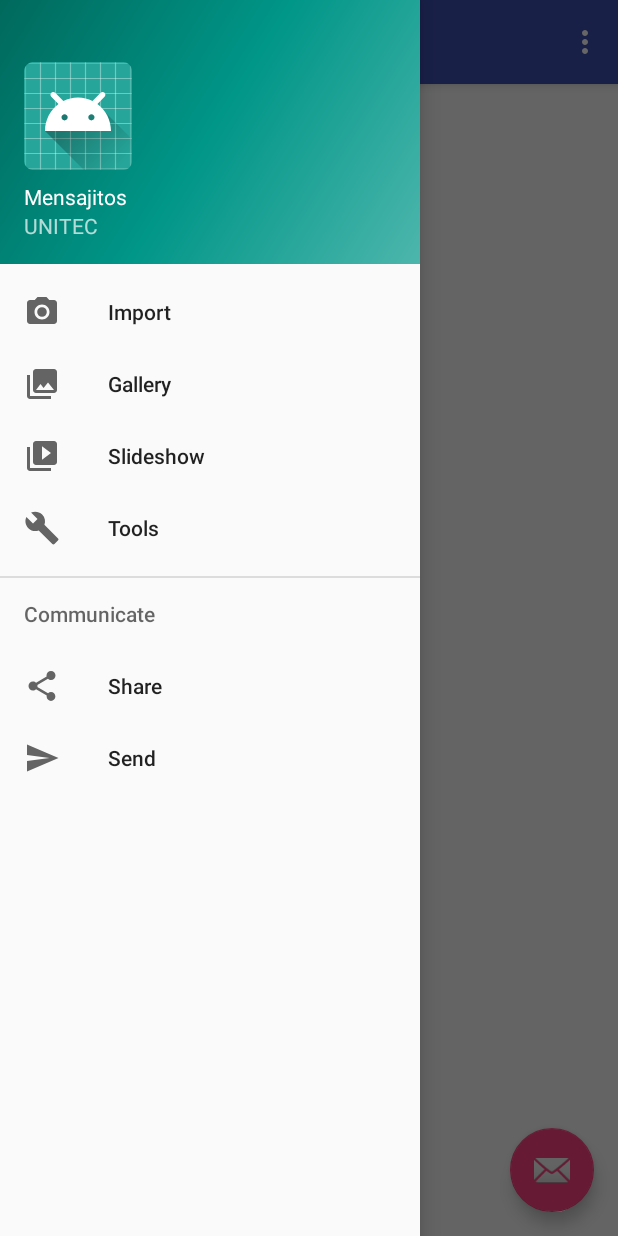
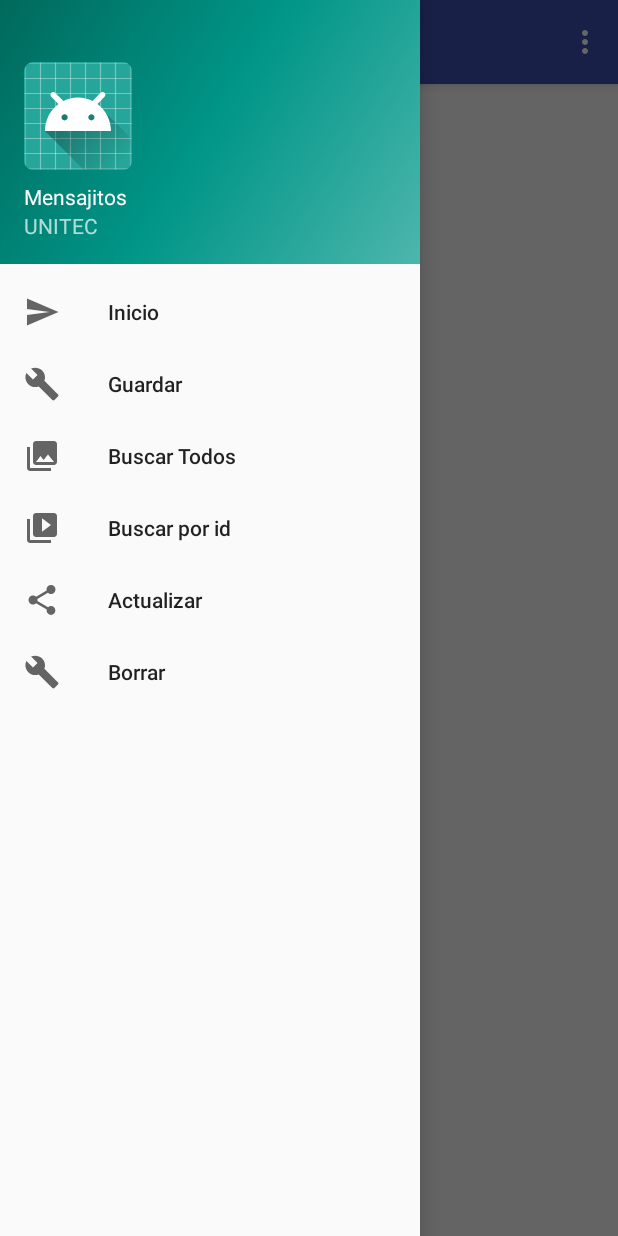
Before and after one commit to mabetoca/AndroidMensajitos-1, an Android app: the MenuActivity screen opened directly, with no data from a screen before it, with the side drawer open, on a phone screen of 412 x 824 dp. Run offline under Robolectric (Android 15) with nearby library versions, the phone set to English and light mode, and no system bars.

Commit message:
Android Mensajitos

```diff
--- a/app/build.gradle
+++ b/app/build.gradle
@@ -20,6 +20,14 @@ android {
             proguardFiles getDefaultProguardFile('proguard-android.txt'), 'proguard-rules.pro'
         }
     }
+
+    packagingOptions {
+        exclude 'META-INF/ASL2.0'
+        exclude 'META-INF/LICENSE'
+        exclude 'META-INF/license.txt'
+        exclude 'META-INF/NOTICE'
+        exclude 'META-INF/notice.txt'
+    }
 }
 
 dependencies {
@@ -27,6 +35,10 @@ dependencies {
     implementation "org.jetbrains.kotlin:kotlin-stdlib-jre7:$kotlin_version"
     implementation 'com.android.support:appcompat-v7:27.1.1'
     implementation 'com.android.support.constraint:constraint-layout:1.1.2'
+
+    implementation 'org.springframework.android:spring-android-rest-template:2.0.0.M3'
+    implementation 'com.fasterxml.jackson.core:jackson-databind:2.3.2'
+
     implementation 'com.android.support:support-v4:27.1.1'
     implementation 'com.android.support:design:27.1.1'
     testImplementation 'junit:junit:4.12'
--- a/app/src/main/java/org/unitec/androidmensajitos/MenuActivity.kt
+++ b/app/src/main/java/org/unitec/androidmensajitos/MenuActivity.kt
@@ -64,30 +64,30 @@ class MenuActivity : AppCompatActivity(), NavigationView.OnNavigationItemSelecte
     override fun onNavigationItemSelected(item: MenuItem): Boolean {
         // Handle navigation view item clicks here.
         when (item.itemId) {
-            R.id.nav_camera -> {
+            R.id.nav_principal -> {
 
                 ocultarTodo()
                 val principal = findViewById(R.id.contenido_principal) as ConstraintLayout
                 principal.visibility = View.VISIBLE
 
             }
-            R.id.nav_gallery -> {
+            R.id.nav_guardar -> {
 
                 ocultarTodo()
                 val principal = findViewById(R.id.guardar_mensaje) as ConstraintLayout
                 principal.visibility = View.VISIBLE
 
             }
-            R.id.nav_slideshow -> {
+            R.id.nav_buscartodos -> {
 
             }
-            R.id.nav_manage -> {
+            R.id.nav_buscarporid -> {
 
             }
-            R.id.nav_share -> {
+            R.id.nav_actualizar -> {
 
             }
-            R.id.nav_send -> {
+            R.id.nav_borrar -> {
 
             }
         }
--- a/app/src/main/res/layout/app_bar_menu.xml
+++ b/app/src/main/res/layout/app_bar_menu.xml
@@ -22,12 +22,6 @@
 
     <include layout="@layout/contenido_principal" />
    <include layout="@layout/guardar_mensaje"/>
-    <android.support.design.widget.FloatingActionButton
-        android:id="@+id/fab"
-        android:layout_width="wrap_content"
-        android:layout_height="wrap_content"
-        android:layout_gravity="bottom|end"
-        android:layout_margin="@dimen/fab_margin"
-        app:srcCompat="@android:drawable/ic_dialog_email" />
+
 
 </android.support.design.widget.CoordinatorLayout>
--- a/app/src/main/res/menu/activity_menu_drawer.xml
+++ b/app/src/main/res/menu/activity_menu_drawer.xml
@@ -5,34 +5,31 @@
 
     <group android:checkableBehavior="single">
         <item
-            android:id="@+id/nav_camera"
-            android:icon="@drawable/ic_menu_camera"
-            android:title="Import" />
+            android:id="@+id/nav_principal"
+            android:icon="@drawable/ic_menu_send"
+            android:title="Inicio" />
         <item
-            android:id="@+id/nav_gallery"
+            android:id="@+id/nav_guardar"
+            android:icon="@drawable/ic_menu_manage"
+            android:title="Guardar" />
+        <item
+            android:id="@+id/nav_buscartodos"
             android:icon="@drawable/ic_menu_gallery"
-            android:title="Gallery" />
+            android:title="Buscar Todos" />
         <item
-            android:id="@+id/nav_slideshow"
+            android:id="@+id/nav_buscarporid"
             android:icon="@drawable/ic_menu_slideshow"
-            android:title="Slideshow" />
+            android:title="Buscar por id" />
         <item
-            android:id="@+id/nav_manage"
+            android:id="@+id/nav_actualizar"
+            android:icon="@drawable/ic_menu_share"
+            android:title="Actualizar" />
+        <item
+            android:id="@+id/nav_borrar"
             android:icon="@drawable/ic_menu_manage"
-            android:title="Tools" />
+            android:title="Borrar" />
     </group>
 
-    <item android:title="Communicate">
-        <menu>
-            <item
-                android:id="@+id/nav_share"
-                android:icon="@drawable/ic_menu_share"
-                android:title="Share" />
-            <item
-                android:id="@+id/nav_send"
-                android:icon="@drawable/ic_menu_send"
-                android:title="Send" />
-        </menu>
-    </item>
+
 
 </menu>
```
